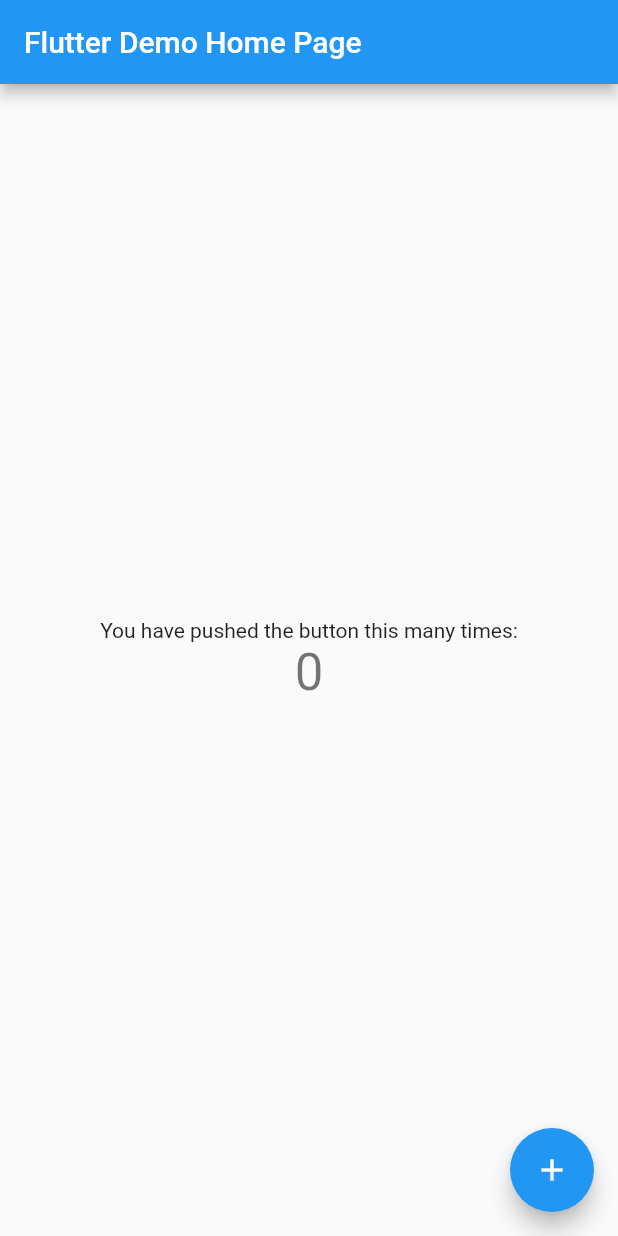
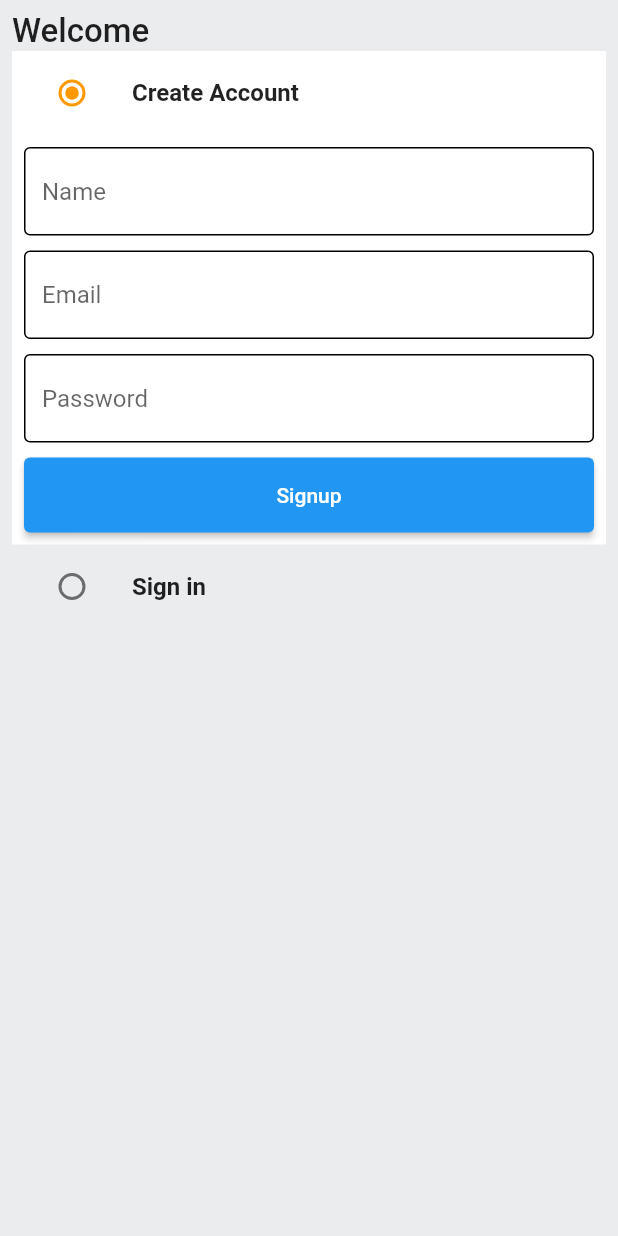
Before and after one commit to mahavirgoyal32/ecommerce, a Flutter app: the screen it shows after launch, on a phone screen of 412 x 824 dp. Run offline on Flutter 3.47's test engine with Material 2 defaults, Android fonts, the phone set to English and light mode, and no system bars.

Commit message:
node apis check

```diff
--- /dev/null
+++ b/flutter_ui/lib/common/widgets/custom_button.dart
@@ -0,0 +1,24 @@
+// ignore_for_file: public_member_api_docs, sort_constructors_first
+import 'package:flutter/material.dart';
+
+class CustomButton extends StatelessWidget {
+  final String text;
+  final VoidCallback onTap;
+  const CustomButton({
+    Key? key,
+    required this.text,
+    required this.onTap,
+  }) : super(key: key);
+
+  @override
+  Widget build(BuildContext context) {
+    return ElevatedButton(
+      child: Text(
+        text,
+      ),
+      onPressed: onTap,
+      style: ElevatedButton.styleFrom(
+          minimumSize: const Size(double.infinity, 50)),
+    );
+  }
+}
--- /dev/null
+++ b/flutter_ui/lib/common/widgets/custom_textfields.dart
@@ -0,0 +1,27 @@
+// ignore_for_file: public_member_api_docs, sort_constructors_first
+import 'package:flutter/material.dart';
+
+class CustomTextField extends StatelessWidget {
+  final TextEditingController controller;
+  final String hintText;
+
+  const CustomTextField({
+    Key? key,
+    required this.controller,
+    required this.hintText,
+  }) : super(key: key);
+
+  @override
+  Widget build(BuildContext context) {
+    return TextFormField(
+      controller: controller,
+      decoration: InputDecoration(
+          hintText: hintText,
+          border: const OutlineInputBorder(
+              borderSide: BorderSide(color: Colors.black)),
+          enabledBorder: const OutlineInputBorder(
+              borderSide: BorderSide(color: Colors.black))),
+      validator: (val) {},
+    );
+  }
+}
--- /dev/null
+++ b/flutter_ui/lib/features/auths/screens/auth_screen.dart
@@ -0,0 +1,162 @@
+// ignore_for_file: avoid_unnecessary_containers, prefer_const_constructors, prefer_final_fields, unused_field
+
+import 'package:flutter/material.dart';
+import 'package:flutter_ui/common/widgets/custom_button.dart';
+import 'package:flutter_ui/common/widgets/custom_textfields.dart';
+import 'package:flutter_ui/constants/global_variables.dart';
+
+enum Auth { signin, signup }
+
+class AuthScreen extends StatefulWidget {
+  static const String routeName = '/auth-screen';
+  const AuthScreen({Key? key}) : super(key: key);
+
+  @override
+  State<AuthScreen> createState() => _AuthScreenState();
+}
+
+class _AuthScreenState extends State<AuthScreen> {
+  Auth _auth = Auth.signup;
+  final _signUpFormkey = GlobalKey<FormState>();
+  final _signInFormkey = GlobalKey<FormState>();
+
+  final TextEditingController _emailController = TextEditingController();
+  final TextEditingController _passwordController = TextEditingController();
+  final TextEditingController _nameController = TextEditingController();
+
+  @override
+  void dispose() {
+    super.dispose();
+    _emailController.dispose();
+    _passwordController.dispose();
+    _nameController.dispose();
+  }
+
+  @override
+  Widget build(BuildContext context) {
+    return Scaffold(
+      backgroundColor: GlobalVariables.greyBackgroundCOlor,
+      body: SafeArea(
+          child: Padding(
+        padding: const EdgeInsets.all(8.0),
+        child: Column(
+          crossAxisAlignment: CrossAxisAlignment.start,
+          children: [
+            const Text(
+              "Welcome",
+              style: TextStyle(fontSize: 22, fontWeight: FontWeight.w500),
+            ),
+            ListTile(
+              tileColor: _auth == Auth.signup
+                  ? GlobalVariables.backgroundColor
+                  : GlobalVariables.greyBackgroundCOlor,
+              title: const Text(
+                "Create Account",
+                style: TextStyle(fontWeight: FontWeight.bold),
+              ),
+              leading: Radio(
+                activeColor: GlobalVariables.secondaryColor,
+                value: Auth.signup,
+                groupValue: _auth,
+                onChanged: (Auth? val) {
+                  setState(() {
+                    _auth = val!;
+                  });
+                },
+              ),
+            ),
+            if (_auth == Auth.signup)
+              Container(
+                padding: const EdgeInsets.all(8),
+                color: GlobalVariables.backgroundColor,
+                child: Form(
+                  key: _signUpFormkey,
+                  child: Column(
+                    children: [
+                      CustomTextField(
+                        controller: _nameController,
+                        hintText: 'Name',
+                      ),
+                      const SizedBox(
+                        height: 10,
+                      ),
+                      CustomTextField(
+                        controller: _emailController,
+                        hintText: 'Email',
+                      ),
+                      const SizedBox(
+                        height: 10,
+                      ),
+                      CustomTextField(
+                        controller: _passwordController,
+                        hintText: 'Password',
+                      ),
+                      const SizedBox(
+                        height: 10,
+                      ),
+                      CustomButton(
+                        text: 'Signup',
+                        onTap: () {},
+                      )
+                    ],
+                  ),
+                ),
+              ),
+            ListTile(
+              tileColor: _auth == Auth.signin
+                  ? GlobalVariables.backgroundColor
+                  : GlobalVariables.greyBackgroundCOlor,
+              title: const Text(
+                "Sign in",
+                style: TextStyle(fontWeight: FontWeight.bold),
+              ),
+              leading: Radio(
+                activeColor: GlobalVariables.secondaryColor,
+                value: Auth.signin,
+                groupValue: _auth,
+                onChanged: (Auth? val) {
+                  setState(() {
+                    _auth = val!;
+                  });
+                },
+              ),
+            ),
+            if (_auth == Auth.signin)
+              Container(
+                padding: const EdgeInsets.all(8),
+                color: GlobalVariables.backgroundColor,
+                child: Form(
+                  key: _signUpFormkey,
+                  child: Column(
+                    children: [
+                      const SizedBox(
+                        height: 10,
+                      ),
+                      CustomTextField(
+                        controller: _emailController,
+                        hintText: 'Email',
+                      ),
+                      const SizedBox(
+                        height: 10,
+                      ),
+                      CustomTextField(
+                        controller: _passwordController,
+                        hintText: 'Password',
+                      ),
+                      const SizedBox(
+                        height: 10,
+                      ),
+                      CustomButton(
+                        text: 'Sign In',
+                        onTap: () {},
+                      )
+                    ],
+                  ),
+                ),
+              ),
+          ],
+        ),
+      )),
+    );
+  }
+}
--- a/flutter_ui/lib/main.dart
+++ b/flutter_ui/lib/main.dart
@@ -1,4 +1,8 @@
+// ignore_for_file: prefer_const_constructors
+
 import 'package:flutter/material.dart';
+import 'package:flutter_ui/features/auths/screens/auth_screen.dart';
+import 'package:flutter_ui/routes.dart';
 
 void main() {
   runApp(const MyApp());
@@ -11,105 +15,13 @@
   @override
   Widget build(BuildContext context) {
     return MaterialApp(
-      title: 'Flutter Demo',
-      theme: ThemeData(
-        // This is the theme of your application.
-        //
-        // Try running your application with "flutter run". You'll see the
-        // application has a blue toolbar. Then, without quitting the app, try
-        // changing the primarySwatch below to Colors.green and then invoke
-        // "hot reload" (press "r" in the console where you ran "flutter run",
-        // or simply save your changes to "hot reload" in a Flutter IDE).
-        // Notice that the counter didn't reset back to zero; the application
-        // is not restarted.
-        primarySwatch: Colors.blue,
-      ),
-      home: const MyHomePage(title: 'Flutter Demo Home Page'),
-    );
+        title: 'Amazon clone',
+        theme: ThemeData(
+          appBarTheme: AppBarTheme(
+              elevation: 0, iconTheme: IconThemeData(color: Colors.black)),
+          primarySwatch: Colors.blue,
+        ),
+        onGenerateRoute: (settings) => generateRoute(settings),
+        home: const AuthScreen());
   }
 }
-
-class MyHomePage extends StatefulWidget {
-  const MyHomePage({Key? key, required this.title}) : super(key: key);
-
-  // This widget is the home page of your application. It is stateful, meaning
-  // that it has a State object (defined below) that contains fields that affect
-  // how it looks.
-
-  // This class is the configuration for the state. It holds the values (in this
-  // case the title) provided by the parent (in this case the App widget) and
-  // used by the build method of the State. Fields in a Widget subclass are
-  // always marked "final".
-
-  final String title;
-
-  @override
-  State<MyHomePage> createState() => _MyHomePageState();
-}
-
-class _MyHomePageState extends State<MyHomePage> {
-  int _counter = 0;
-
-  void _incrementCounter() {
-    setState(() {
-      // This call to setState tells the Flutter framework that something has
-      // changed in this State, which causes it to rerun the build method below
-      // so that the display can reflect the updated values. If we changed
-      // _counter without calling setState(), then the build method would not be
-      // called again, and so nothing would appear to happen.
-      _counter++;
-    });
-  }
-
-  @override
-  Widget build(BuildContext context) {
-    // This method is rerun every time setState is called, for instance as done
-    // by the _incrementCounter method above.
-    //
-    // The Flutter framework has been optimized to make rerunning build methods
-    // fast, so that you can just rebuild anything that needs updating rather
-    // than having to individually change instances of widgets.
-    return Scaffold(
-      appBar: AppBar(
-        // Here we take the value from the MyHomePage object that was created by
-        // the App.build method, and use it to set our appbar title.
-        title: Text(widget.title),
-      ),
-      body: Center(
-        // Center is a layout widget. It takes a single child and positions it
-        // in the middle of the parent.
-        child: Column(
-          // Column is also a layout widget. It takes a list of children and
-          // arranges them vertically. By default, it sizes itself to fit its
-          // children horizontally, and tries to be as tall as its parent.
-          //
-          // Invoke "debug painting" (press "p" in the console, choose the
-          // "Toggle Debug Paint" action from the Flutter Inspector in Android
-          // Studio, or the "Toggle Debug Paint" command in Visual Studio Code)
-          // to see the wireframe for each widget.
-          //
-          // Column has various properties to control how it sizes itself and
-          // how it positions its children. Here we use mainAxisAlignment to
-          // center the children vertically; the main axis here is the vertical
-          // axis because Columns are vertical (the cross axis would be
-          // horizontal).
-          mainAxisAlignment: MainAxisAlignment.center,
-          children: <Widget>[
-            const Text(
-              'You have pushed the button this many times:',
-            ),
-            Text(
-              '$_counter',
-              style: Theme.of(context).textTheme.headline4,
-            ),
-          ],
-        ),
-      ),
-      floatingActionButton: FloatingActionButton(
-        onPressed: _incrementCounter,
-        tooltip: 'Increment',
-        child: const Icon(Icons.add),
-      ), // This trailing comma makes auto-formatting nicer for build methods.
-    );
-  }
-}
--- /dev/null
+++ b/flutter_ui/lib/routes.dart
@@ -0,0 +1,18 @@
+import 'package:flutter/material.dart';
+import 'package:flutter_ui/features/auths/screens/auth_screen.dart';
+
+Route<dynamic> generateRoute(RouteSettings routeSettings) {
+  switch (routeSettings.name) {
+    case AuthScreen.routeName:
+      return MaterialPageRoute(
+          settings: routeSettings, builder: (_) => const AuthScreen());
+    default:
+      return MaterialPageRoute(
+          settings: routeSettings,
+          builder: (_) => const Scaffold(
+                body: Center(
+                  child: Text("Screen does not exist"),
+                ),
+              ));
+  }
+}
```
